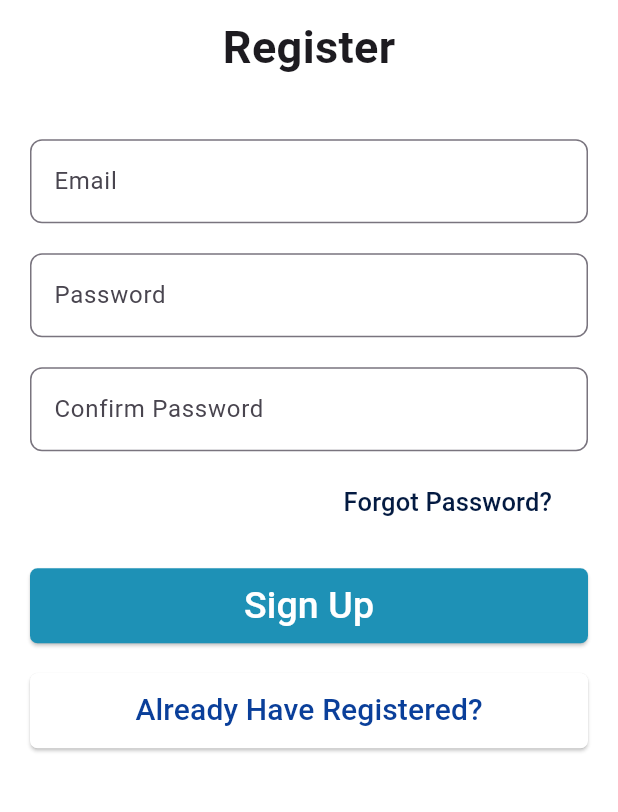
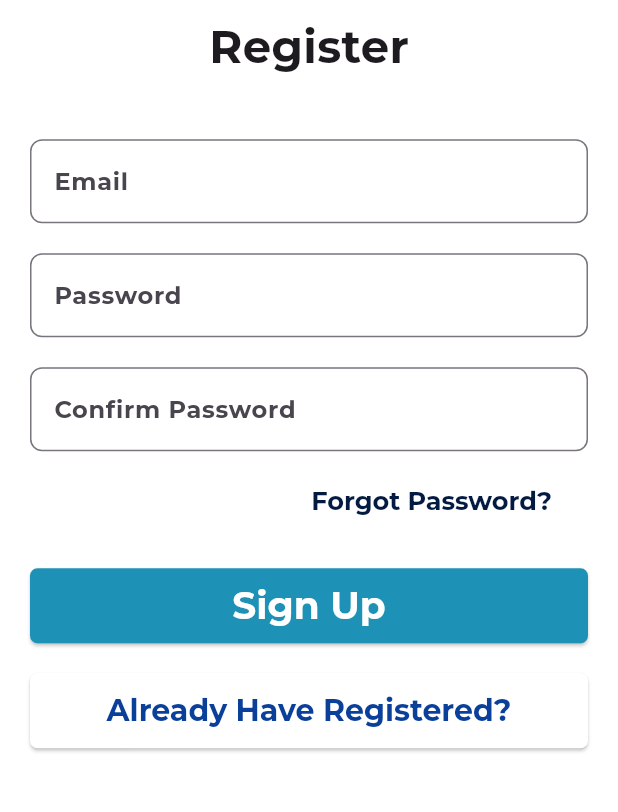
Before and after one commit to ashmita0shahi/bookit, a Flutter app: the screen it shows after launch, after a tap on "Haven't Registered Yet?", on a phone screen of 412 x 824 dp, the part 404-1216 px from its top. Run offline on Flutter 3.47's test engine with Material 3 defaults, Android fonts, the phone set to English and light mode, and no system bars.

```diff
--- a/lib/app.dart
+++ b/lib/app.dart
@@ -1,3 +1,8 @@
+import 'package:bookit/core/app_theme/app_theme.dart';
+import 'package:bookit/view/dashboard.dart';
+import 'package:bookit/view/login_page.dart';
+import 'package:bookit/view/register_page.dart';
+import 'package:bookit/view/splash_screen.dart';
 import 'package:flutter/material.dart';
 
 class MyApp extends StatelessWidget {
@@ -5,6 +10,15 @@ class MyApp extends StatelessWidget {
 
   @override
   Widget build(BuildContext context) {
-    return const Placeholder();
+    return MaterialApp(
+        initialRoute: "/",
+        theme: getApplicationTheme(),
+        debugShowCheckedModeBanner: false,
+        routes: {
+          '/': (context) => const SplashScreen(),
+          '/login': (context) => const LoginPage(),
+          "/register": (context) => const RegisterPage(),
+          "/dashboard": (context) => const Dashboard(),
+        });
   }
 }
--- a/lib/main.dart
+++ b/lib/main.dart
@@ -1,18 +1,6 @@
 import 'package:bookit/app.dart';
-import 'package:bookit/view/dashboard.dart';
-import 'package:bookit/view/login_page.dart';
-import 'package:bookit/view/register_page.dart';
-import 'package:bookit/view/splash_screen.dart';
 import 'package:flutter/material.dart';
 
 void main() {
-  runApp(MaterialApp(
-      initialRoute: "/",
-      debugShowCheckedModeBanner: false,
-      routes: {
-        '/': (context) => SplashScreen(),
-        '/login': (context) => LoginPage(),
-        "/register": (context) => RegisterPage(),
-        "/dashboard": (context) => Dashboard(),
-      }));
+  runApp(const MyApp());
 }
```
